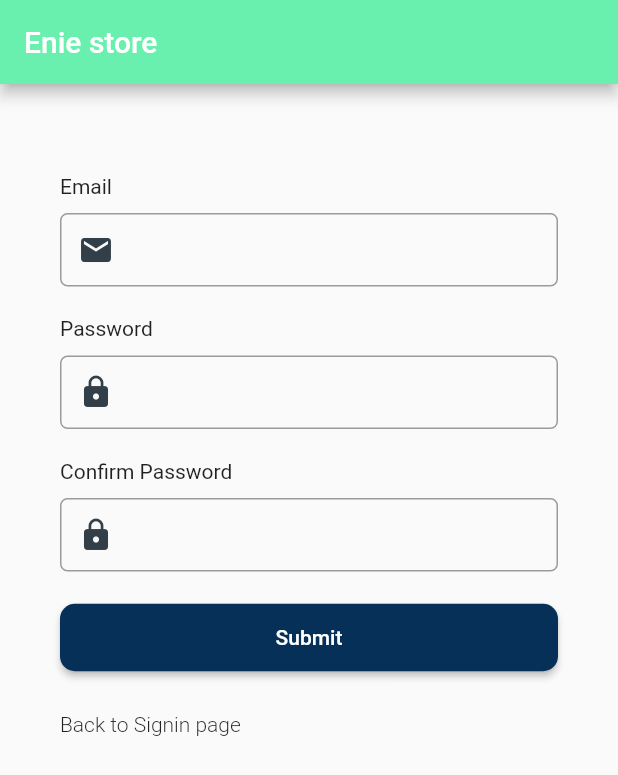
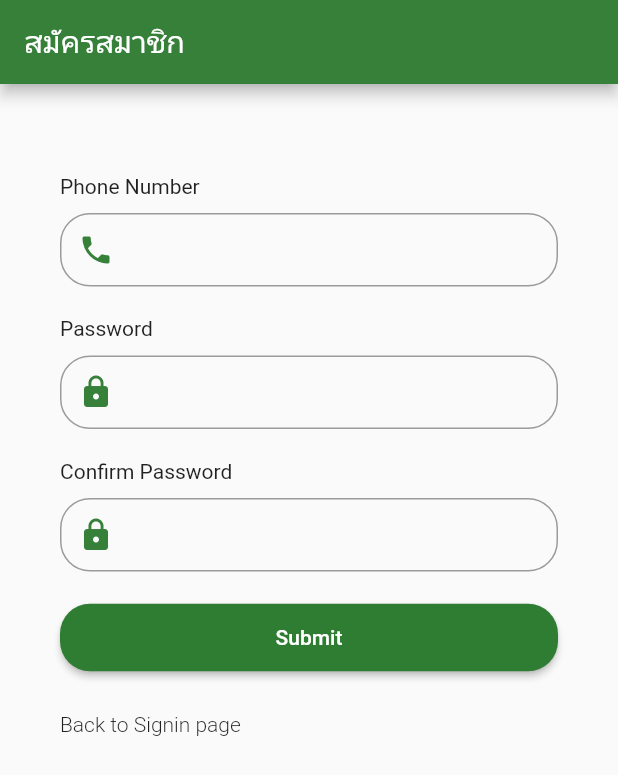
Before and after one commit to Npwtps14/enieth, a Flutter app: the screen it shows after launch, after a tap on "Login", after a tap on "Sign up", on a phone screen of 412 x 824 dp. Shown: the top 775 px of the screen. Run offline on Flutter 3.47's test engine with Material 2 defaults, Android fonts, the phone set to English and light mode, and no system bars; our stand-ins replace dio, flushbar, get, hexcolor, line_icons, shared_preferences; network calls fail.

Commit message:
custom btn and color

```diff
--- a/lib/screens/login_screen.dart
+++ b/lib/screens/login_screen.dart
@@ -6,6 +6,7 @@ import 'package:enie_production/widgets/login_btn.dart';
 import 'package:enie_production/widgets/validators.dart';
 import 'package:flushbar/flushbar.dart';
 import 'package:flutter/material.dart';
+import 'package:flutter/services.dart';
 import 'package:provider/provider.dart';
 
 // class LoginScreen extends StatelessWidget {
@@ -56,6 +57,9 @@ class _LoginState extends State<Login> {
 
   @override
   Widget build(BuildContext context) {
+    SystemChrome.setPreferredOrientations([
+      DeviceOrientation.portraitUp,
+    ]);
     AuthProvider auth = Provider.of<AuthProvider>(context);
 
     final usernameField = TextFormField(
@@ -141,6 +145,17 @@ class _LoginState extends State<Login> {
             child: Column(
               crossAxisAlignment: CrossAxisAlignment.start,
               children: [
+                SizedBox(
+                  height: 10,
+                  width: 10,
+                ),
+                Center(
+                  child: Image.network(
+                    'https://firebasestorage.googleapis.com/v0/b/enie-89c82.appspot.com/o/logo%2Fenie_logo.png?alt=media&token=ab317673-0576-4557-8f1f-bbf0b8313e56',
+                    width: 200,
+                    height: 105,
+                    fit: BoxFit.fitHeight),
+                ),
                 SizedBox(height: 20.0),
                 label("Phone Number"),
                 SizedBox(height: 10.0),
--- a/lib/screens/register_screen.dart
+++ b/lib/screens/register_screen.dart
@@ -6,6 +6,7 @@ import 'package:enie_production/widgets/login_btn.dart';
 import 'package:enie_production/widgets/validators.dart';
 import 'package:flushbar/flushbar.dart';
 import 'package:flutter/material.dart';
+import 'package:hexcolor/hexcolor.dart';
 import 'package:provider/provider.dart';
 
 import 'nav_bar.dart';
@@ -28,7 +29,7 @@ class _RegisterState extends State<Register> {
       autofocus: false,
       validator: validateEmail,
       onSaved: (value) => _username = value,
-      decoration: buildInputDecoration("Confirm password", Icons.email),
+      decoration: buildInputDecoration("Confirm password", Icons.phone),
     );
 
     final passwordField = TextFormField(
@@ -101,8 +102,8 @@ class _RegisterState extends State<Register> {
         resizeToAvoidBottomInset: false, //remove warnning pixel
         appBar: AppBar(
           automaticallyImplyLeading: false,
-          title: Text('Enie store'),
-          backgroundColor: Colors.greenAccent,
+          title: Text('สมัครสมาชิก'),
+          backgroundColor: HexColor('#36803a'),
         ),
         body: Container(
           padding: EdgeInsets.all(40.0),
@@ -112,7 +113,7 @@ class _RegisterState extends State<Register> {
               crossAxisAlignment: CrossAxisAlignment.start,
               children: [
                 SizedBox(height: 20.0),
-                label("Email"),
+                label("Phone Number"),
                 SizedBox(height: 10.0),
                 usernameField,
                 SizedBox(height: 20.0),
--- a/lib/services/products_service.dart
+++ b/lib/services/products_service.dart
@@ -18,3 +18,6 @@ class ProductsService {
         }
       }
     }
+
+
+// ?categoryID=$categoryID
--- a/lib/widgets/login_btn.dart
+++ b/lib/widgets/login_btn.dart
@@ -1,7 +1,8 @@
 import 'package:flutter/material.dart';
+import 'package:hexcolor/hexcolor.dart';
 
 MaterialButton longButtons(String title, Function fun,
-    {Color color: const Color(0xfff063057), Color textColor: Colors.white}) {
+    {color: const  Color(0xFF2E7D32), Color textColor: Colors.white}) {
   return MaterialButton(
     onPressed: fun,
     textColor: textColor,
@@ -16,7 +17,7 @@ MaterialButton longButtons(String title, Function fun,
     height: 45,
     minWidth: 600,
     shape: RoundedRectangleBorder(
-        borderRadius: BorderRadius.all(Radius.circular(10))),
+        borderRadius: BorderRadius.all(Radius.circular(20))),
   );
 }
 
@@ -24,9 +25,9 @@ label(String title) => Text(title);
 
 InputDecoration buildInputDecoration(String hintText, IconData icon) {
   return InputDecoration(
-    prefixIcon: Icon(icon, color: Color.fromRGBO(50, 62, 72, 1.0)),
+    prefixIcon: Icon(icon, color: HexColor('#36803a')),
     // hintText: hintText,
     contentPadding: EdgeInsets.fromLTRB(20.0, 15.0, 20.0, 15.0),
-    border: OutlineInputBorder(borderRadius: BorderRadius.circular(5.0)),
+    border: OutlineInputBorder(borderRadius: BorderRadius.circular(20)),
   );
 }
```
Also changed, not shown: 5 other files.
